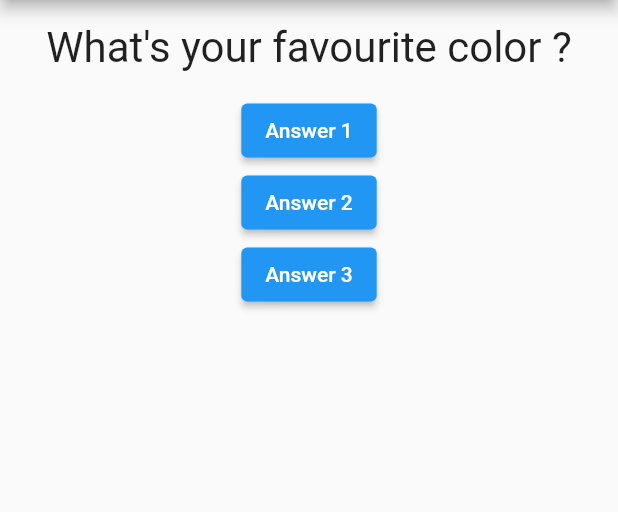
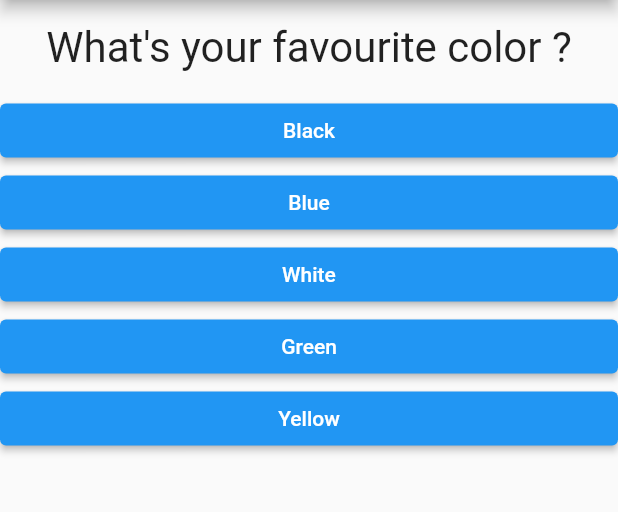
Before and after one commit to galangkrsnt/quiz_app, a Flutter app: the screen it shows after launch, on a phone screen of 412 x 824 dp, the part 84-596 px from its top. Run offline on Flutter 3.47's test engine with Material 2 defaults, Android fonts, the phone set to English and light mode, and no system bars.

```diff
--- /dev/null
+++ b/lib/answer.dart
@@ -0,0 +1,22 @@
+import 'package:flutter/material.dart';
+
+class Answer extends StatelessWidget {
+  final VoidCallback selecthandler;
+  final String answerText;
+
+  Answer(this.selecthandler, this.answerText);
+
+  @override
+  Widget build(BuildContext context) {
+    return Container(
+      width: double.infinity,
+      child: ElevatedButton(
+              style: ElevatedButton.styleFrom(
+                backgroundColor: Colors.blue,
+                foregroundColor: Colors.white),
+              onPressed: selecthandler,
+              child: Text(answerText),
+      ),
+    );
+  }
+}
--- a/lib/main.dart
+++ b/lib/main.dart
@@ -1,5 +1,7 @@
 import 'package:flutter/material.dart';
-import './question.dart';
+import '../quiz.dart';
+import '../result.dart';
+
 
 void main() {
   runApp(MyApp());
@@ -13,44 +15,39 @@ class MyApp extends StatefulWidget {
   }
 }
 
-class MyAppState extends State<MyApp>{
-  var questionIndex =0;
+class MyAppState extends State<MyApp> {
+  var _questionIndex = 0;
+  final _questions = const [
+    {
+      'questionText': 'What\'s your favourite color ?',
+      'answers': ['Black', 'Blue', 'White', 'Green', 'Yellow'],
+    },
+    {
+      'questionText': 'What\'s your favourite animal ?',
+      'answers': ['Tiger', 'Dog', 'Cat', 'Fish', 'Frog'],
+    },
+    {
+      'questionText': 'What\'s your favourite food ?',
+      'answers': ['Noodle', 'Fried Rice', 'Chicken'],
+    },
+  ];
 
-  void answerQuestion(){
+  void _answerQuestion() {
     setState(() {
-      questionIndex = questionIndex +1;
+      _questionIndex = _questionIndex + 1;
     });
-    }
+  }
 
   @override
   Widget build(BuildContext context) {
-    var questions = [
-      'What\'s your favourite color ?',
-      'What\'s your favourite animal ?',
-    ];
     return MaterialApp(
       home: Scaffold(
         appBar: AppBar(
           title: Text('My First App'),
         ),
-        body: Column(
-          children: [
-            Question(questions[questionIndex]),
-            ElevatedButton(
-              onPressed: answerQuestion,
-              child: Text('Answer 1'),
-            ),
-            ElevatedButton(
-              style: ButtonStyle(backgroundColor: MaterialStateProperty.all(Colors.blue),),
-              onPressed: answerQuestion,
-              child: Text('Answer 2'),
-            ),
-            ElevatedButton(
-              onPressed: answerQuestion,
-              child: Text('Answer 3'),
-            ),
-          ],
-        ),
+        body: _questionIndex < _questions.length
+            ? Quiz(questions: _questions, questionIndex: _questionIndex,answerQuestion: _answerQuestion)
+            : Result()
       ),
     );
   }
--- /dev/null
+++ b/lib/quiz.dart
@@ -0,0 +1,28 @@
+import 'package:flutter/material.dart';
+import './question.dart';
+import './answer.dart';
+
+class Quiz extends StatelessWidget {
+  final List<Map<String, Object>> questions;
+  final int questionIndex;
+  final VoidCallback answerQuestion;
+
+  Quiz(
+      {required this.questions,
+      required this.questionIndex,
+      required this.answerQuestion});
+
+  @override
+  Widget build(BuildContext context) {
+    return Column(
+      children: [
+        Question(
+          questions[questionIndex]['questionText'] as String,
+        ),
+        ...(questions[questionIndex]['answers'] as List<String>).map((answer) {
+          return Answer(answerQuestion, answer);
+        }).toList()
+      ],
+    );
+  }
+}
--- /dev/null
+++ b/lib/result.dart
@@ -0,0 +1,11 @@
+import 'package:flutter/material.dart';
+
+class Result extends StatelessWidget {
+
+  @override
+  Widget build(BuildContext context) {
+    return Center(
+                child: Text('You did it !'),
+              );
+  }
+}
```
